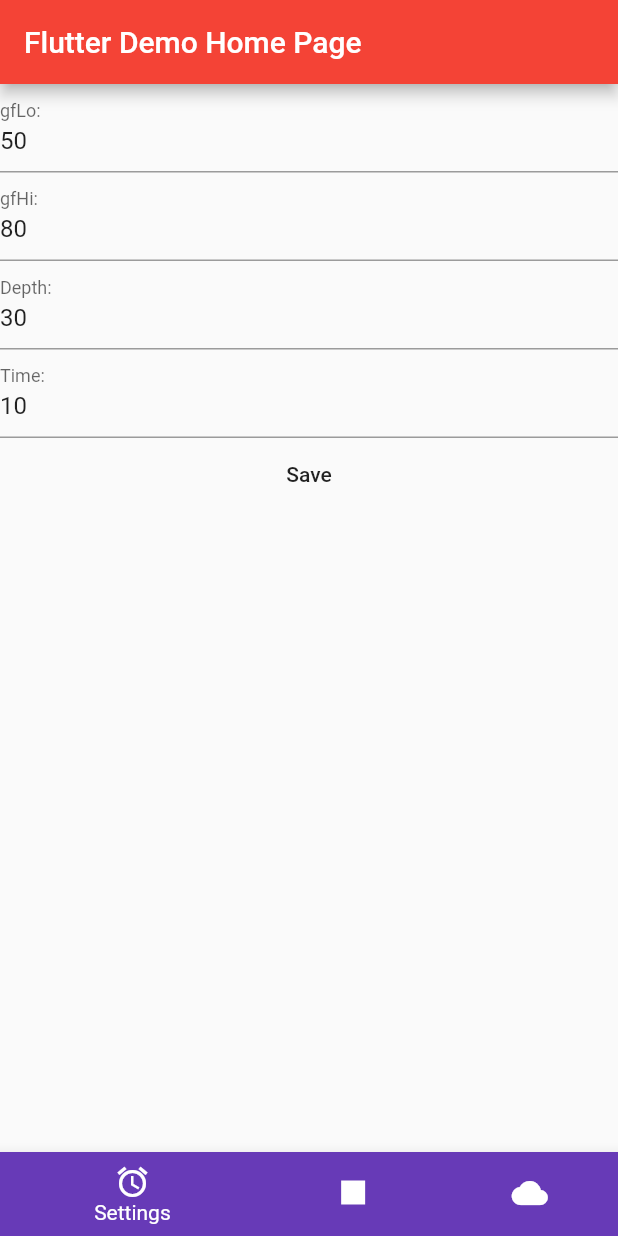
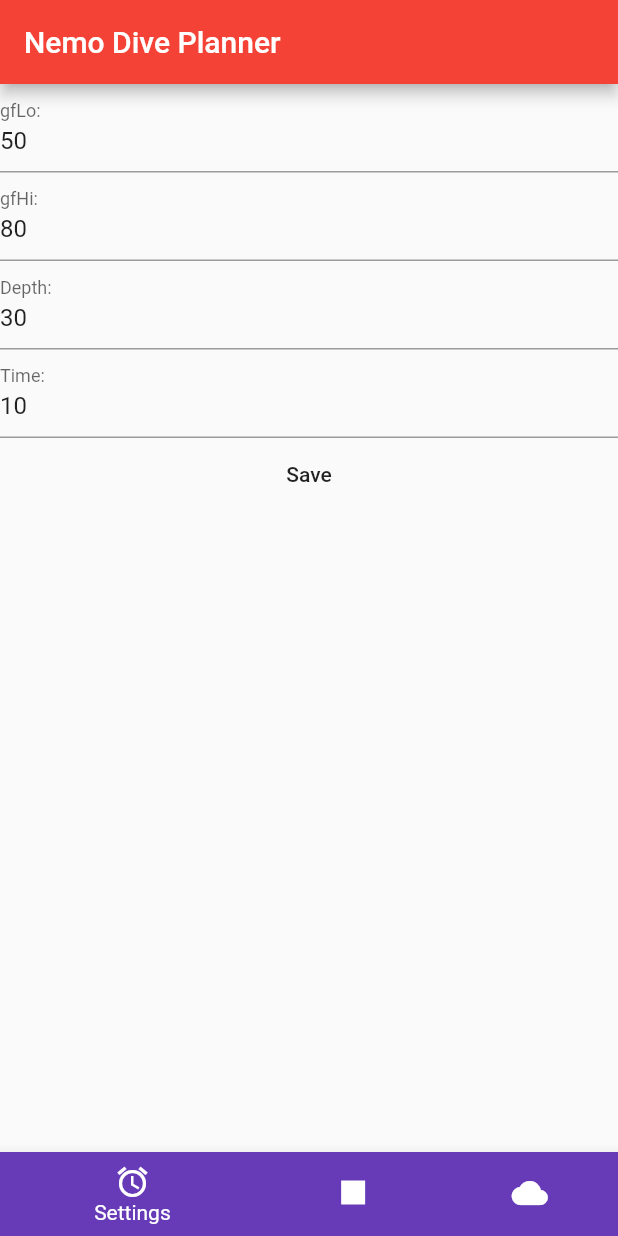
Before and after one commit to sstanfield/nemo, a Flutter app: the screen it shows after launch, on a phone screen of 412 x 824 dp. Run offline on Flutter 3.47's test engine with Material 2 defaults, Android fonts, the phone set to English and light mode, and no system bars.

Commit message:
Got rid of demo title.

```diff
--- a/lib/main.dart
+++ b/lib/main.dart
@@ -45,7 +45,7 @@ class MyApp extends StatelessWidget {
   @override
   Widget build(BuildContext context) {
     return new MaterialApp(
-      title: 'Flutter Demo',
+      title: 'Nemo',
       theme: new ThemeData(
         // This is the theme of your application.
         //
@@ -57,7 +57,7 @@ class MyApp extends StatelessWidget {
         // reset back to zero -- the application is not restarted.
         primarySwatch: Colors.red,
       ),
-      home: new MyHomePage(title: 'Flutter Demo Home Page'),
+      home: new MyHomePage(title: 'Nemo Dive Planner'),
     );
   }
 }
```
